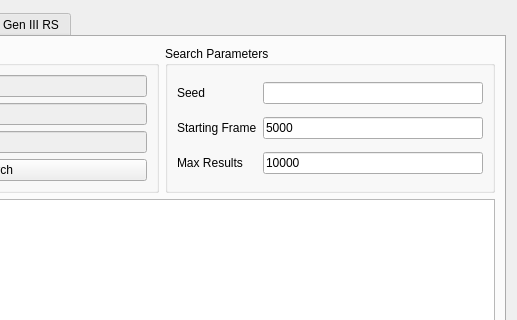
Above: Forms/Gen3/IDs3.ui from Admiral-Fish/PokeFinder before the change; both pictures show x 193 to 710 and y 0 to 320 of the 710 by 570 pixel window. Below: the same form after it.
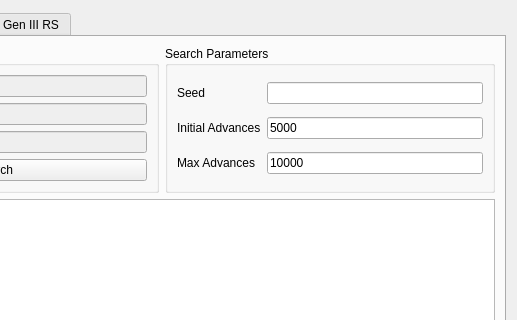
That is the form after the change. Custom widgets are drawn as their Qt base class.

Commit message: Rename frame to advance, and start from advance 0 (closes #108) (#113)

Diff of the .ui file:
```diff
--- a/Forms/Gen3/IDs3.ui
+++ b/Forms/Gen3/IDs3.ui
@@ -117,7 +117,7 @@
           <item row="1" column="0">
            <widget class="QLabel" name="labelXDColoStartingFrame">
             <property name="text">
-             <string>Starting Frame</string>
+             <string>Initial Advances</string>
             </property>
            </widget>
           </item>
@@ -134,7 +134,7 @@
           <item row="2" column="0">
            <widget class="QLabel" name="labelXDColoMaxResults">
             <property name="text">
-             <string>Max Results</string>
+             <string>Max Advances</string>
             </property>
            </widget>
           </item>
```
Left out of the diff: 44 changed lines with no effect on the pictures. The commit also changes 271 other files.
